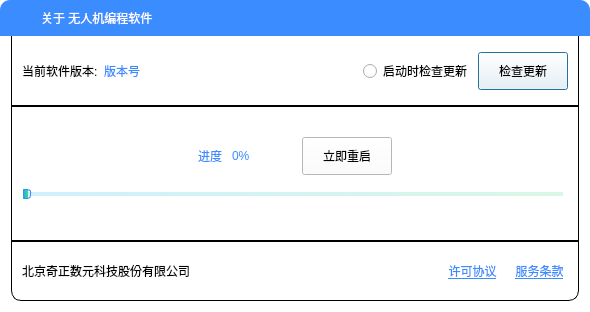
This is UAVManage/aboutdialog.ui in gessd/UAVManage as Qt 5 draws it before an edit. The edited form follows.
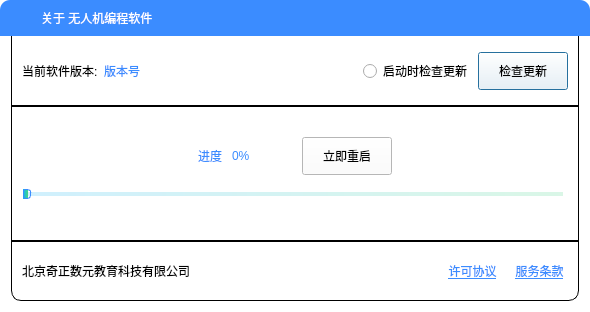
This is the edited form. Icons and pictures are not drawn.

Commit message: 名称修改

The edit to the form file:
```diff
--- a/UAVManage/aboutdialog.ui
+++ b/UAVManage/aboutdialog.ui
@@ -609,7 +609,7 @@
          <item>
           <widget class="QLabel" name="label_2">
            <property name="text">
-            <string>北京奇正数元科技股份有限公司</string>
+            <string>北京奇正数元教育科技有限公司</string>
            </property>
           </widget>
          </item>
```
